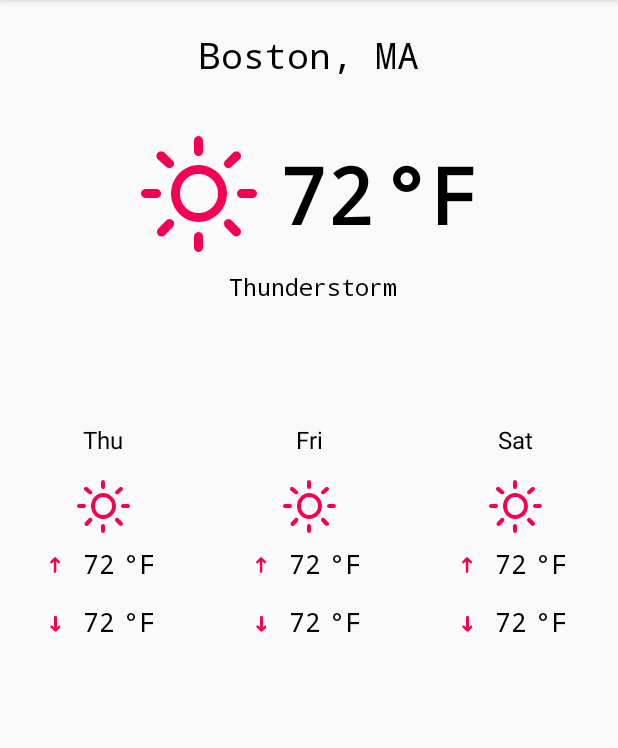
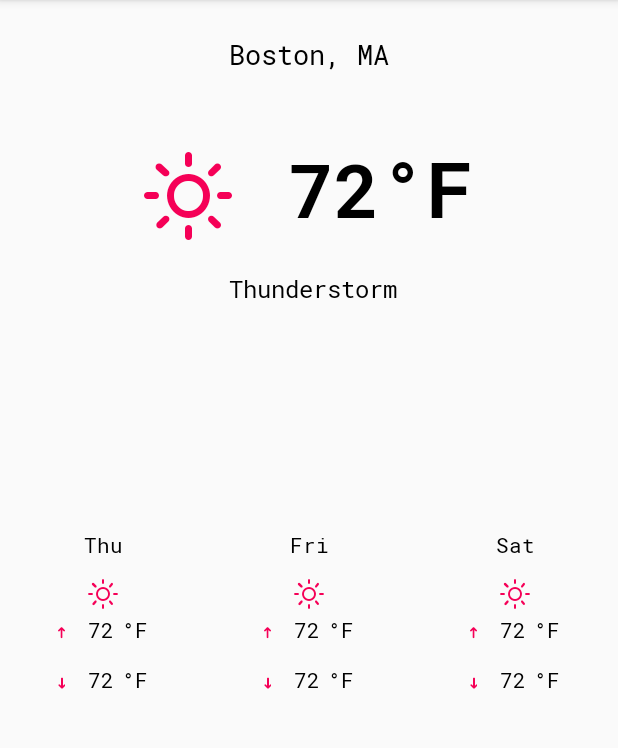
Before and after one commit to Tiger66639/VoiceAssistantAlice, an Android app: the fragment WeatherFragment shown on its own in the app's theme, on a phone screen of 412 x 824 dp, the part 84-832 px from its top. Run offline under Robolectric (Android 15) with nearby library versions, the phone set to English and light mode, and no system bars; 14 statements that could not run were skipped.

Commit message:
Changed layout of weather screen.

```diff
--- a/app/src/main/java/com/eleks/voiceassistant/voiceassistantpoc/fragment/WeatherFragment.java
+++ b/app/src/main/java/com/eleks/voiceassistant/voiceassistantpoc/fragment/WeatherFragment.java
@@ -1,7 +1,6 @@
 package com.eleks.voiceassistant.voiceassistantpoc.fragment;
 
 import android.app.Fragment;
-import android.graphics.Typeface;
 import android.os.Bundle;
 import android.support.annotation.Nullable;
 import android.text.TextUtils;
@@ -13,6 +12,7 @@ import android.widget.TextView;
 import com.eleks.voiceassistant.voiceassistantpoc.R;
 import com.eleks.voiceassistant.voiceassistantpoc.model.DisplayLocation;
 import com.eleks.voiceassistant.voiceassistantpoc.model.ResponseModel;
+import com.eleks.voiceassistant.voiceassistantpoc.utils.FontsHolder;
 
 import java.util.Calendar;
 import java.util.Locale;
@@ -24,10 +24,11 @@ public class WeatherFragment extends Fragment {
 
     public static final String TAG = WeatherFragment.class.getName();
     private static final String WEATHER_MODEL = "weather_model";
-    private static final String WEATHER_FONT_NAME = "fonts/weathericons.ttf";
+
     private View mFragmentView;
     private ResponseModel mWeatherModel;
-    private Typeface mTypeface;
+    private FontsHolder mFontsHolder;
+
 
     public static WeatherFragment getInstance(ResponseModel weatherModel) {
         WeatherFragment weatherFragment = new WeatherFragment();
@@ -40,7 +41,7 @@ public class WeatherFragment extends Fragment {
     @Override
     public void onCreate(Bundle savedInstanceState) {
         super.onCreate(savedInstanceState);
-        mTypeface = Typeface.createFromAsset(getActivity().getAssets(), WEATHER_FONT_NAME);
+        mFontsHolder = new FontsHolder(getActivity());
         setRetainInstance(true);
     }
 
@@ -57,67 +58,93 @@ public class WeatherFragment extends Fragment {
 
     private void fillControls() {
         TextView cityName = (TextView) mFragmentView.findViewById(R.id.city_name);
+        cityName.setTypeface(mFontsHolder.getRobotomonoRegular());
         cityName.setText(getCityName(mWeatherModel.currentObservation.displayLocation));
         TextView weatherIcon = (TextView) mFragmentView.findViewById(R.id.weather_icon);
-        weatherIcon.setTypeface(mTypeface);
+        weatherIcon.setTypeface(mFontsHolder.getWeatherIconFont());
         weatherIcon.setText(
                 getWeatherIcon(mWeatherModel.currentObservation.iconName));
         TextView iconName = (TextView) mFragmentView.findViewById(R.id.weather_text);
+        iconName.setTypeface(mFontsHolder.getRobotomonoRegular());
         iconName.setText(mWeatherModel.currentObservation.weather);
         TextView temperature = (TextView) mFragmentView.findViewById(R.id.temperature);
+        temperature.setTypeface(mFontsHolder.getRobotomonoBold());
         temperature.setText(
                 String.format("%.0f", mWeatherModel.currentObservation.temperatureFahrenheit));
+        TextView fahrenheitDegree = (TextView) mFragmentView.findViewById(R.id.fahrenheit_degree);
+        fahrenheitDegree.setTypeface(mFontsHolder.getRobotomonoBold());
         //day 1
         TextView firstDayName = (TextView) mFragmentView.findViewById(R.id.first_day_name);
+        firstDayName.setTypeface(mFontsHolder.getRobotomonoRegular());
         firstDayName.setText(getShortDayName(1));
         TextView firstDayWeatherIcon = (TextView) mFragmentView.findViewById(R.id.first_day_weather_icon);
-        firstDayWeatherIcon.setTypeface(mTypeface);
+        firstDayWeatherIcon.setTypeface(mFontsHolder.getWeatherIconFont());
         firstDayWeatherIcon.setText(
                 getWeatherIcon(mWeatherModel.forecast.simpleForecast.forecastDays[1].iconName));
         TextView firstDayHigh = (TextView) mFragmentView.findViewById(R.id.first_day_high_icon);
-        firstDayHigh.setTypeface(mTypeface);
+        firstDayHigh.setTypeface(mFontsHolder.getWeatherIconFont());
         TextView firstDayHighTemperature = (TextView) mFragmentView.findViewById(R.id.first_day_high_temperature);
+        firstDayHighTemperature.setTypeface(mFontsHolder.getRobotomonoRegular());
         firstDayHighTemperature.setText(
                 String.format("%d", mWeatherModel.forecast.simpleForecast.forecastDays[1].highTemperature.getFahrenheit()));
         TextView firstDayLow = (TextView) mFragmentView.findViewById(R.id.first_day_low_icon);
-        firstDayLow.setTypeface(mTypeface);
+        firstDayLow.setTypeface(mFontsHolder.getWeatherIconFont());
         TextView firstDayLowTemperature = (TextView) mFragmentView.findViewById(R.id.first_day_low_temperature);
+        firstDayLowTemperature.setTypeface(mFontsHolder.getRobotomonoRegular());
         firstDayLowTemperature.setText(
                 String.format("%d", mWeatherModel.forecast.simpleForecast.forecastDays[1].lowTemperature.getFahrenheit()));
+        TextView firstDayHighDegree = (TextView) mFragmentView.findViewById(R.id.first_day_high_degree);
+        firstDayHighDegree.setTypeface(mFontsHolder.getRobotomonoRegular());
+        TextView firstDayLowDegree = (TextView) mFragmentView.findViewById(R.id.first_day_low_degree);
+        firstDayLowDegree.setTypeface(mFontsHolder.getRobotomonoRegular());
         //day 2
         TextView secondDayName = (TextView) mFragmentView.findViewById(R.id.second_day_name);
+        secondDayName.setTypeface(mFontsHolder.getRobotomonoRegular());
         secondDayName.setText(getShortDayName(2));
         TextView secondDayWeatherIcon = (TextView) mFragmentView.findViewById(R.id.second_day_weather_icon);
-        secondDayWeatherIcon.setTypeface(mTypeface);
+        secondDayWeatherIcon.setTypeface(mFontsHolder.getWeatherIconFont());
         secondDayWeatherIcon.setText(
                 getWeatherIcon(mWeatherModel.forecast.simpleForecast.forecastDays[2].iconName));
         TextView secondDayHigh = (TextView) mFragmentView.findViewById(R.id.second_day_high_icon);
-        secondDayHigh.setTypeface(mTypeface);
+        secondDayHigh.setTypeface(mFontsHolder.getWeatherIconFont());
         TextView secondDayHighTemperature = (TextView) mFragmentView.findViewById(R.id.second_day_high_temperature);
+        secondDayHighTemperature.setTypeface(mFontsHolder.getRobotomonoRegular());
         secondDayHighTemperature.setText(
                 String.format("%d", mWeatherModel.forecast.simpleForecast.forecastDays[2].highTemperature.getFahrenheit()));
         TextView secondDayLow = (TextView) mFragmentView.findViewById(R.id.second_day_low_icon);
-        secondDayLow.setTypeface(mTypeface);
+        secondDayLow.setTypeface(mFontsHolder.getWeatherIconFont());
         TextView secondDayLowTemperature = (TextView) mFragmentView.findViewById(R.id.second_day_low_temperature);
+        secondDayLowTemperature.setTypeface(mFontsHolder.getRobotomonoRegular());
         secondDayLowTemperature.setText(
                 String.format("%d", mWeatherModel.forecast.simpleForecast.forecastDays[2].lowTemperature.getFahrenheit()));
+        TextView secondDayHighDegree = (TextView) mFragmentView.findViewById(R.id.second_day_high_degree);
+        secondDayHighDegree.setTypeface(mFontsHolder.getRobotomonoRegular());
+        TextView secondDayLowDegree = (TextView) mFragmentView.findViewById(R.id.second_day_low_degree);
+        secondDayLowDegree.setTypeface(mFontsHolder.getRobotomonoRegular());
         //day 3
         TextView thirdDayName = (TextView) mFragmentView.findViewById(R.id.third_day_name);
+        thirdDayName.setTypeface(mFontsHolder.getRobotomonoRegular());
         thirdDayName.setText(getShortDayName(3));
         TextView thirdDayWeatherIcon = (TextView) mFragmentView.findViewById(R.id.third_day_weather_icon);
-        thirdDayWeatherIcon.setTypeface(mTypeface);
+        thirdDayWeatherIcon.setTypeface(mFontsHolder.getWeatherIconFont());
         thirdDayWeatherIcon.setText(
                 getWeatherIcon(mWeatherModel.forecast.simpleForecast.forecastDays[3].iconName));
         TextView thirdDayHigh = (TextView) mFragmentView.findViewById(R.id.third_day_high_icon);
-        thirdDayHigh.setTypeface(mTypeface);
+        thirdDayHigh.setTypeface(mFontsHolder.getWeatherIconFont());
         TextView thirdDayHighTemperature = (TextView) mFragmentView.findViewById(R.id.third_day_high_temperature);
+        thirdDayHighTemperature.setTypeface(mFontsHolder.getRobotomonoRegular());
         thirdDayHighTemperature.setText(
                 String.format("%d", mWeatherModel.forecast.simpleForecast.forecastDays[3].highTemperature.getFahrenheit()));
         TextView thirdDayLow = (TextView) mFragmentView.findViewById(R.id.third_day_low_icon);
-        thirdDayLow.setTypeface(mTypeface);
+        thirdDayLow.setTypeface(mFontsHolder.getWeatherIconFont());
         TextView thirdDayLowTemperature = (TextView) mFragmentView.findViewById(R.id.third_day_low_temperature);
+        thirdDayLowTemperature.setTypeface(mFontsHolder.getRobotomonoRegular());
         thirdDayLowTemperature.setText(
                 String.format("%d", mWeatherModel.forecast.simpleForecast.forecastDays[3].lowTemperature.getFahrenheit()));
+        TextView thirdDayHighDegree = (TextView) mFragmentView.findViewById(R.id.third_day_high_degree);
+        thirdDayHighDegree.setTypeface(mFontsHolder.getRobotomonoRegular());
+        TextView thirdDayLowDegree = (TextView) mFragmentView.findViewById(R.id.third_day_low_degree);
+        thirdDayLowDegree.setTypeface(mFontsHolder.getRobotomonoRegular());
     }
 
     private String getShortDayName(int shiftOfDays) {
--- a/app/src/main/java/com/eleks/voiceassistant/voiceassistantpoc/utils/FontsHolder.java
+++ b/app/src/main/java/com/eleks/voiceassistant/voiceassistantpoc/utils/FontsHolder.java
@@ -1,7 +1,44 @@
 package com.eleks.voiceassistant.voiceassistantpoc.utils;
+
+import android.content.Context;
+import android.graphics.Typeface;
 
 /**
  * Created by Serhiy.Krasovskyy on 10.06.2015.
  */
 public class FontsHolder {
+
+    private static final String WEATHER_FONT_NAME = "fonts/weathericons.ttf";
+    private static final String ROBOTOMONO_REGULAR = "fonts/RobotoMono-Regular.ttf";
+    private static final String ROBOTOMONO_BOLD = "fonts/RobotoMono-Bold.ttf";
+    private static Typeface sWeatherIconFont;
+    private static Typeface sRobotomonoRegular;
+    private static Typeface sRobotomonoBold;
+    private final Context mContext;
+
+    public FontsHolder(Context context) {
+        this.mContext = context;
+    }
+
+
+    public Typeface getWeatherIconFont() {
+        if (sWeatherIconFont == null) {
+            sWeatherIconFont = Typeface.createFromAsset(mContext.getAssets(), WEATHER_FONT_NAME);
+        }
+        return sWeatherIconFont;
+    }
+
+    public Typeface getRobotomonoRegular() {
+        if (sRobotomonoRegular == null) {
+            sRobotomonoRegular = Typeface.createFromAsset(mContext.getAssets(), ROBOTOMONO_REGULAR);
+        }
+        return sRobotomonoRegular;
+    }
+
+    public Typeface getRobotomonoBold() {
+        if (sRobotomonoBold == null) {
+            sRobotomonoBold = Typeface.createFromAsset(mContext.getAssets(), ROBOTOMONO_BOLD);
+        }
+        return sRobotomonoBold;
+    }
 }
--- a/app/src/main/res/layout/activity_main.xml
+++ b/app/src/main/res/layout/activity_main.xml
@@ -76,7 +76,7 @@
         android:layout_height="wrap_content"
         android:layout_alignParentBottom="true"
         android:layout_centerHorizontal="true"
-        android:layout_marginBottom="30dp" />
+        android:layout_marginBottom="44dp" />
 
     <TextView
         android:id="@+id/version_info"
--- a/app/src/main/res/layout/fragment_weather.xml
+++ b/app/src/main/res/layout/fragment_weather.xml
@@ -10,11 +10,11 @@
         android:layout_alignParentLeft="true"
         android:layout_alignParentRight="true"
         android:layout_alignParentTop="true"
-        android:layout_marginTop="20dp"
+        android:layout_marginTop="24dp"
         android:gravity="center_horizontal"
         android:text="@string/place_sample_message"
         android:textColor="@color/black"
-        android:textSize="24sp"
+        android:textSize="18sp"
         android:typeface="monospace" />
 
     <LinearLayout
@@ -22,7 +22,7 @@
         android:layout_width="match_parent"
         android:layout_height="wrap_content"
         android:layout_below="@+id/city_name"
-        android:layout_marginTop="20dp"
+        android:layout_marginTop="38dp"
         android:gravity="center_horizontal"
         android:orientation="horizontal">
 
@@ -33,16 +33,16 @@
             android:layout_marginTop="5dp"
             android:text="@string/weather_sample_icon"
             android:textColor="@color/text_red_color"
-            android:textSize="70sp" />
+            android:textSize="53sp" />
 
         <TextView
             android:id="@+id/temperature"
             android:layout_width="wrap_content"
             android:layout_height="wrap_content"
-            android:layout_marginLeft="15dp"
+            android:layout_marginLeft="37dp"
             android:text="@string/temperature_sample"
             android:textColor="@color/black"
-            android:textSize="52sp"
+            android:textSize="50sp"
             android:textStyle="bold"
             android:typeface="monospace" />
 
@@ -50,7 +50,6 @@
             android:id="@+id/fahrenheit_degree"
             android:layout_width="wrap_content"
             android:layout_height="wrap_content"
-            android:layout_marginLeft="5dp"
             android:text="@string/fahrenheit_degree"
             android:textColor="@color/black"
             android:textSize="52sp"
@@ -65,6 +64,7 @@
         android:layout_height="wrap_content"
         android:layout_below="@+id/current_day_weather"
         android:layout_marginLeft="5dp"
+        android:layout_marginTop="11dp"
         android:gravity="center_horizontal"
         android:text="@string/icon_name_sample"
         android:textColor="@color/black"
@@ -76,7 +76,7 @@
         android:layout_width="match_parent"
         android:layout_height="wrap_content"
         android:layout_below="@+id/weather_text"
-        android:layout_marginTop="80dp"
+        android:layout_marginTop="150dp"
         android:orientation="horizontal"
         android:weightSum="3">
 
@@ -93,7 +93,7 @@
                 android:gravity="center_horizontal"
                 android:text="@string/first_day_name_sample"
                 android:textColor="@color/black"
-                android:textSize="16sp" />
+                android:textSize="14sp" />
 
             <TextView
                 android:id="@+id/first_day_weather_icon"
@@ -104,7 +104,7 @@
                 android:gravity="center_horizontal"
                 android:text="@string/weather_sample_icon"
                 android:textColor="@color/text_red_color"
-                android:textSize="32sp" />
+                android:textSize="18sp" />
 
             <LinearLayout
                 android:id="@+id/first_day_high"
@@ -121,7 +121,7 @@
                     android:layout_marginTop="2dp"
                     android:text="@string/temperature_high"
                     android:textColor="@color/text_red_color"
-                    android:textSize="20sp" />
+                    android:textSize="14sp" />
 
                 <TextView
                     android:id="@+id/first_day_high_temperature"
@@ -130,16 +130,17 @@
                     android:layout_marginLeft="15dp"
                     android:text="@string/temperature_sample"
                     android:textColor="@color/black"
-                    android:textSize="18sp"
+                    android:textSize="14sp"
                     android:typeface="monospace" />
 
                 <TextView
+                    android:id="@+id/first_day_high_degree"
                     android:layout_width="wrap_content"
                     android:layout_height="wrap_content"
                     android:layout_marginLeft="5dp"
                     android:text="@string/fahrenheit_degree"
                     android:textColor="@color/black"
-                    android:textSize="18sp"
+                    android:textSize="14sp"
                     android:typeface="monospace" />
 
             </LinearLayout>
@@ -149,7 +150,7 @@
                 android:layout_width="match_parent"
                 android:layout_height="wrap_content"
                 android:layout_below="@+id/first_day_high"
-                android:layout_marginTop="7dp"
+                android:layout_marginTop="10dp"
                 android:gravity="center_horizontal"
                 android:orientation="horizontal">
 
@@ -160,7 +161,7 @@
                     android:layout_marginTop="2dp"
                     android:text="@string/temperature_low"
                     android:textColor="@color/text_red_color"
-                    android:textSize="20sp" />
+                    android:textSize="14sp" />
 
                 <TextView
                     android:id="@+id/first_day_low_temperature"
@@ -169,16 +170,17 @@
                     android:layout_marginLeft="15dp"
                     android:text="@string/temperature_sample"
                     android:textColor="@color/black"
-                    android:textSize="18sp"
+                    android:textSize="14sp"
                     android:typeface="monospace" />
 
                 <TextView
+                    android:id="@+id/first_day_low_degree"
                     android:layout_width="wrap_content"
                     android:layout_height="wrap_content"
                     android:layout_marginLeft="5dp"
                     android:text="@string/fahrenheit_degree"
                     android:textColor="@color/black"
-                    android:textSize="18sp"
+                    android:textSize="14sp"
                     android:typeface="monospace" />
 
             </LinearLayout>
@@ -197,7 +199,7 @@
                 android:gravity="center_horizontal"
                 android:text="@string/second_day_name_sample"
                 android:textColor="@color/black"
-                android:textSize="16sp" />
+                android:textSize="14sp" />
 
             <TextView
                 android:id="@+id/second_day_weather_icon"
@@ -208,7 +210,7 @@
                 android:gravity="center_horizontal"
                 android:text="@string/weather_sample_icon"
                 android:textColor="@color/text_red_color"
-                android:textSize="32sp" />
+                android:textSize="18sp" />
 
             <LinearLayout
                 android:id="@+id/second_day_high"
@@ -225,7 +227,7 @@
                     android:layout_marginTop="2dp"
                     android:text="@string/temperature_high"
                     android:textColor="@color/text_red_color"
-                    android:textSize="20sp" />
+                    android:textSize="14sp" />
 
                 <TextView
                     android:id="@+id/second_day_high_temperature"
@@ -234,16 +236,17 @@
                     android:layout_marginLeft="15dp"
                     android:text="@string/temperature_sample"
                     android:textColor="@color/black"
-                    android:textSize="18sp"
+                    android:textSize="14sp"
                     android:typeface="monospace" />
 
                 <TextView
+                    android:id="@+id/second_day_high_degree"
                     android:layout_width="wrap_content"
                     android:layout_height="wrap_content"
                     android:layout_marginLeft="5dp"
                     android:text="@string/fahrenheit_degree"
                     android:textColor="@color/black"
-                    android:textSize="18sp"
+                    android:textSize="14sp"
                     android:typeface="monospace" />
 
             </LinearLayout>
@@ -253,7 +256,7 @@
                 android:layout_width="match_parent"
                 android:layout_height="wrap_content"
                 android:layout_below="@+id/second_day_high"
-                android:layout_marginTop="7dp"
+                android:layout_marginTop="10dp"
                 android:gravity="center_horizontal"
                 android:orientation="horizontal">
 
@@ -264,7 +267,7 @@
                     android:layout_marginTop="2dp"
                     android:text="@string/temperature_low"
                     android:textColor="@color/text_red_color"
-                    android:textSize="20sp" />
+                    android:textSize="14sp" />
 
                 <TextView
                     android:id="@+id/second_day_low_temperature"
@@ -273,16 +276,17 @@
                     android:layout_marginLeft="15dp"
                     android:text="@string/temperature_sample"
                     android:textColor="@color/black"
-                    android:textSize="18sp"
+                    android:textSize="14sp"
                     android:typeface="monospace" />
 
                 <TextView
+                    android:id="@+id/second_day_low_degree"
                     android:layout_width="wrap_content"
                     android:layout_height="wrap_content"
                     android:layout_marginLeft="5dp"
                     android:text="@string/fahrenheit_degree"
                     android:textColor="@color/black"
-                    android:textSize="18sp"
+                    android:textSize="14sp"
                     android:typeface="monospace" />
 
             </LinearLayout>
@@ -301,7 +305,7 @@
                 android:gravity="center_horizontal"
                 android:text="@string/third_day_name_sample"
                 android:textColor="@color/black"
-                android:textSize="16sp" />
+                android:textSize="14sp" />
 
             <TextView
                 android:id="@+id/third_day_weather_icon"
@@ -312,7 +316,7 @@
                 android:gravity="center_horizontal"
                 android:text="@string/weather_sample_icon"
                 android:textColor="@color/text_red_color"
-                android:textSize="32sp" />
+                android:textSize="18sp" />
 
             <LinearLayout
                 android:id="@+id/third_day_high"
@@ -329,7 +333,7 @@
                     android:layout_marginTop="2dp"
                     android:text="@string/temperature_high"
                     android:textColor="@color/text_red_color"
-                    android:textSize="20sp" />
+                    android:textSize="14sp" />
 
                 <TextView
                     android:id="@+id/third_day_high_temperature"
@@ -338,16 +342,17 @@
                     android:layout_marginLeft="15dp"
                     android:text="@string/temperature_sample"
                     android:textColor="@color/black"
-                    android:textSize="18sp"
+                    android:textSize="14sp"
                     android:typeface="monospace" />
 
                 <TextView
+                    android:id="@+id/third_day_high_degree"
                     android:layout_width="wrap_content"
                     android:layout_height="wrap_content"
                     android:layout_marginLeft="5dp"
                     android:text="@string/fahrenheit_degree"
                     android:textColor="@color/black"
-                    android:textSize="18sp"
+                    android:textSize="14sp"
                     android:typeface="monospace" />
 
             </LinearLayout>
@@ -357,7 +362,7 @@
                 android:layout_width="match_parent"
                 android:layout_height="wrap_content"
                 android:layout_below="@+id/third_day_high"
-                android:layout_marginTop="7dp"
+                android:layout_marginTop="10dp"
                 android:gravity="center_horizontal"
                 android:orientation="horizontal">
 
@@ -368,7 +373,7 @@
                     android:layout_marginTop="2dp"
                     android:text="@string/temperature_low"
                     android:textColor="@color/text_red_color"
-                    android:textSize="20sp" />
+                    android:textSize="14sp" />
 
                 <TextView
                     android:id="@+id/third_day_low_temperature"
@@ -377,16 +382,17 @@
                     android:layout_marginLeft="15dp"
                     android:text="@string/temperature_sample"
                     android:textColor="@color/black"
-                    android:textSize="18sp"
+                    android:textSize="14sp"
                     android:typeface="monospace" />
 
                 <TextView
+                    android:id="@+id/third_day_low_degree"
                     android:layout_width="wrap_content"
                     android:layout_height="wrap_content"
                     android:layout_marginLeft="5dp"
                     android:text="@string/fahrenheit_degree"
                     android:textColor="@color/black"
-                    android:textSize="18sp"
+                    android:textSize="14sp"
                     android:typeface="monospace" />
 
             </LinearLayout>
--- a/app/src/main/res/layout/item_message.xml
+++ b/app/src/main/res/layout/item_message.xml
@@ -16,7 +16,7 @@
     <TextView
         android:id="@+id/divider"
         android:layout_width="match_parent"
-        android:layout_height="match_parent"
+        android:layout_height="wrap_content"
         android:layout_below="@+id/message"
         android:layout_marginTop="5dp"
         android:text="@string/divider_text"
--- a/app/src/main/res/values/dimens.xml
+++ b/app/src/main/res/values/dimens.xml
@@ -17,7 +17,7 @@
 <resources>
     <dimen name="fab_elevation">8dp</dimen>
     <dimen name="fab_press_translation_z">9dp</dimen>
-    <dimen name="fab_size">72dp</dimen>
+    <dimen name="fab_size">56dp</dimen>
     <dimen name="fab_size_small">40dp</dimen>
     <dimen name="fab_icon_size">24dp</dimen>
 </resources>
```
Also changed, not shown: app/src/main/assets/fonts/RobotoMono-Bold.ttf (added), app/src/main/assets/fonts/RobotoMono-Regular.ttf (added).
